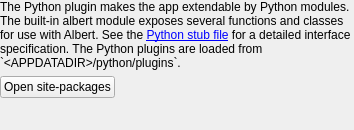
The window that python/src/configwidget.ui (albertlauncher/plugins) describes before a commit, drawn with Qt 5.
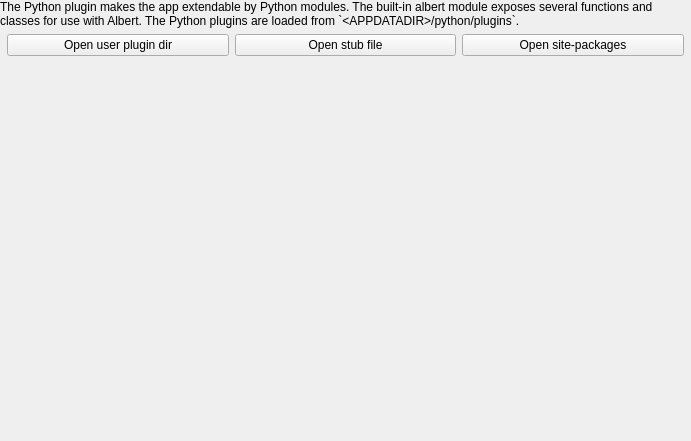
The same window after the commit.

```diff
--- a/python/src/configwidget.ui
+++ b/python/src/configwidget.ui
@@ -6,8 +6,8 @@
    <rect>
     <x>0</x>
     <y>0</y>
-    <width>354</width>
-    <height>130</height>
+    <width>691</width>
+    <height>441</height>
    </rect>
   </property>
   <layout class="QVBoxLayout" name="verticalLayout">
@@ -26,7 +26,7 @@
    <item>
     <widget class="QLabel" name="label_2">
      <property name="text">
-      <string>The Python plugin makes the app extendable by Python modules. The built-in albert module exposes several functions and classes for use with Albert. See the &lt;a href=&quot;https://github.com/albertlauncher/python/blob/master/albert.pyi&quot;&gt;Python stub file&lt;/a&gt; for a detailed interface specification. The Python plugins are loaded from `&amp;lt;APPDATADIR&amp;gt;/python/plugins`.</string>
+      <string>The Python plugin makes the app extendable by Python modules. The built-in albert module exposes several functions and classes for use with Albert. The Python plugins are loaded from `&amp;lt;APPDATADIR&amp;gt;/python/plugins`.</string>
      </property>
      <property name="wordWrap">
       <bool>true</bool>
@@ -39,7 +39,28 @@
    <item>
     <layout class="QHBoxLayout" name="horizontalLayout">
      <item>
-      <widget class="QPushButton" name="pushButton_packages">
+      <spacer name="horizontalSpacer_2">
+       <property name="orientation">
+        <enum>Qt::Horizontal</enum>
+       </property>
+      </spacer>
+     </item>
+     <item>
+      <widget class="QPushButton" name="pushButton_userPluginDir">
+       <property name="text">
+        <string>Open user plugin dir</string>
+       </property>
+      </widget>
+     </item>
+     <item>
+      <widget class="QPushButton" name="pushButton_stubFile">
+       <property name="text">
+        <string>Open stub file</string>
+       </property>
+      </widget>
+     </item>
+     <item>
+      <widget class="QPushButton" name="pushButton_sitePackages">
        <property name="text">
         <string>Open site-packages</string>
        </property>
@@ -50,12 +71,6 @@
        <property name="orientation">
         <enum>Qt::Horizontal</enum>
        </property>
-       <property name="sizeHint" stdset="0">
-        <size>
-         <width>0</width>
-         <height>0</height>
-        </size>
-       </property>
       </spacer>
      </item>
     </layout>
@@ -67,8 +82,8 @@
      </property>
      <property name="sizeHint" stdset="0">
       <size>
-       <width>0</width>
-       <height>0</height>
+       <width>20</width>
+       <height>40</height>
       </size>
      </property>
     </spacer>
```
